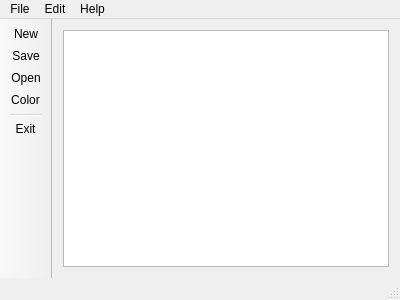
This is Programming/4_sem (OVP)/Lab2/mainwindow.ui in Anastasia1111/Labs as Qt 5 draws it before an edit. The edited form follows.
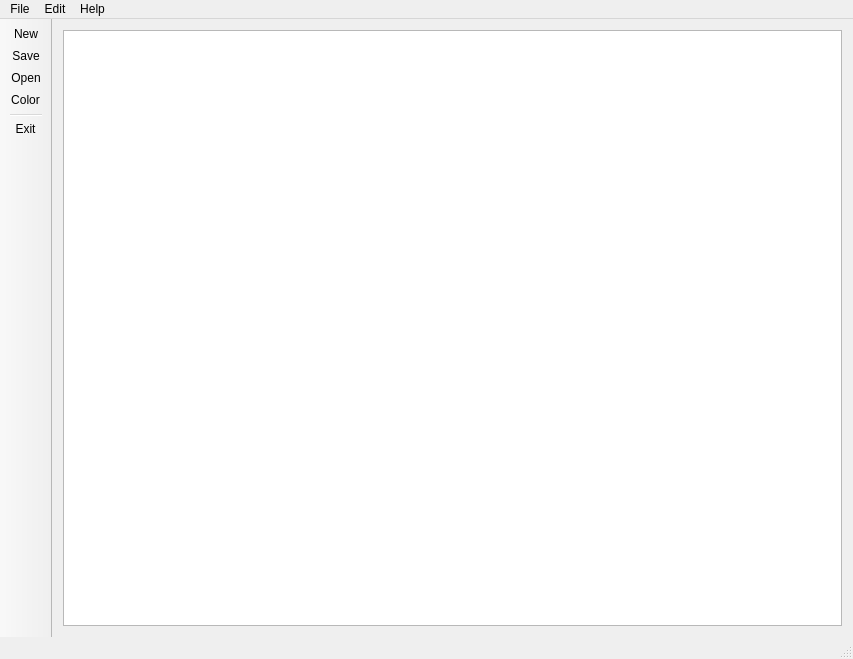
This is the edited form. Icons and pictures are not drawn.

What changed in the file:
```diff
--- a/Programming/4_sem (OVP)/Lab2/mainwindow.ui
+++ b/Programming/4_sem (OVP)/Lab2/mainwindow.ui
@@ -6,8 +6,8 @@
    <rect>
     <x>0</x>
     <y>0</y>
-    <width>400</width>
-    <height>300</height>
+    <width>853</width>
+    <height>659</height>
    </rect>
   </property>
   <property name="mouseTracking">
@@ -20,12 +20,30 @@
    <property name="mouseTracking">
     <bool>false</bool>
    </property>
-   <layout class="QVBoxLayout" name="verticalLayout">
-    <item>
-     <widget class="QGraphicsView" name="graphicsView">
+   <layout class="QGridLayout" name="gridLayout">
+    <item row="0" column="0">
+     <widget class="QGraphicsView" name="picDrawingSurface">
+      <property name="sizePolicy">
+       <sizepolicy hsizetype="Expanding" vsizetype="Expanding">
+        <horstretch>0</horstretch>
+        <verstretch>0</verstretch>
+       </sizepolicy>
+      </property>
       <property name="mouseTracking">
        <bool>false</bool>
       </property>
+      <property name="frameShape">
+       <enum>QFrame::StyledPanel</enum>
+      </property>
+      <property name="frameShadow">
+       <enum>QFrame::Sunken</enum>
+      </property>
+      <property name="verticalScrollBarPolicy">
+       <enum>Qt::ScrollBarAlwaysOff</enum>
+      </property>
+      <property name="horizontalScrollBarPolicy">
+       <enum>Qt::ScrollBarAlwaysOff</enum>
+      </property>
      </widget>
     </item>
    </layout>
@@ -35,7 +53,7 @@
     <rect>
      <x>0</x>
      <y>0</y>
-     <width>400</width>
+     <width>853</width>
      <height>21</height>
     </rect>
    </property>
```
